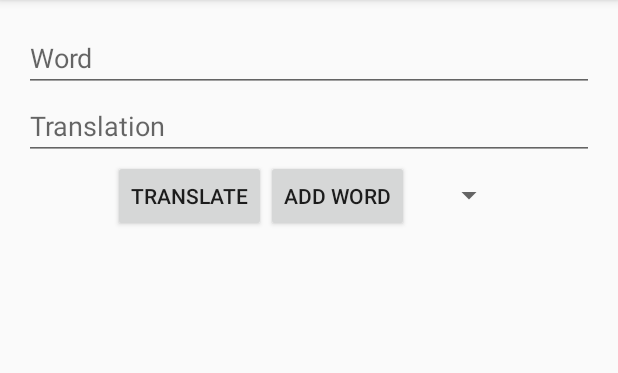
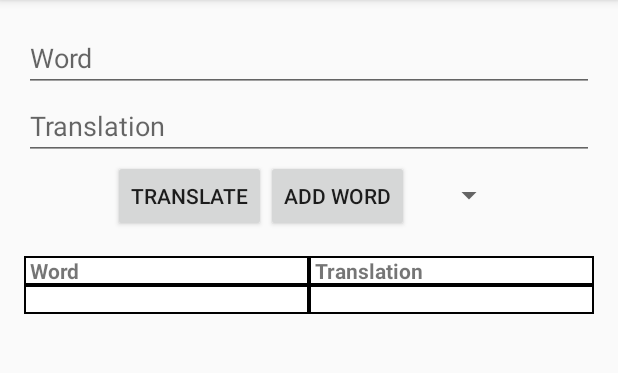
Before and after one commit to Karabyn/Vocabulary, an Android app: the MainActivity screen opened directly, with no data from a screen before it, on a phone screen of 412 x 824 dp, the part 84-457 px from its top. Run offline under Robolectric (Android 15) with nearby library versions, the phone set to English and light mode, and no system bars; 2 statements that could not run were skipped.

Commit message:
22/01/2017

```diff
--- a/app/src/main/java/com/detsyky/vocabulary/MainActivity.java
+++ b/app/src/main/java/com/detsyky/vocabulary/MainActivity.java
@@ -21,7 +21,7 @@ import com.detsyky.vocabulary.Translator.Translate;
 import java.util.ArrayList;
 import java.util.concurrent.ExecutionException;
 
-public class MainActivity extends AppCompatActivity {
+public class MainActivity extends AppCompatActivity{
 
     private DatabaseHelper dbHelper;
     SQLiteDatabase database;
@@ -44,7 +44,9 @@ public class MainActivity extends AppCompatActivity {
         super.onStart();
     }
 
-    protected void onResume() { super.onResume(); }
+    protected void onResume() { super.onResume();
+    first_table_display();
+    }
 
     protected void onDestroy() {
         super.onDestroy();
@@ -141,6 +143,48 @@ public class MainActivity extends AppCompatActivity {
             e.printStackTrace();
         }
         et2.setText(translation);
+    }
 
+    public void first_table_display()
+    {
+        ViewGroup.LayoutParams params;
+        TableLayout vocabulary_table = (TableLayout)findViewById(R.id.vocabulary_table);
+        vocabulary_table.setVisibility(View.VISIBLE);
+
+
+        String word = "";
+        String translation = "";
+        database = dbHelper.getWritableDatabase();
+        Cursor cursor = database.query(dbHelper.TABLE_NAME, null, null, null, null, null, null);
+        cursor.moveToFirst();
+        do
+        {
+            TableRow tableRow = new TableRow(this);
+            TextView wordTextView = new TextView(this);
+            TextView translationTextView = new TextView(this);
+            word = cursor.getString(1);
+            translation = cursor.getString(2);
+            TextView word_table_header = (TextView) findViewById(R.id.word_table_header);
+            params = word_table_header.getLayoutParams();
+            wordTextView.setLayoutParams(params);
+            wordTextView.setPaddingRelative(4, 0, 0, 0);
+            wordTextView.setBackgroundResource(R.drawable.cell_background);
+            wordTextView.setText(word);
+
+            TextView translation_table_header = (TextView) findViewById(R.id.translation_table_header);
+            params = translation_table_header.getLayoutParams();
+            translationTextView.setLayoutParams(params);
+            translationTextView.setPaddingRelative(4, 0, 0, 0);
+            translationTextView.setBackgroundResource(R.drawable.cell_background);
+            translationTextView.setText(translation);
+
+            tableRow.addView(wordTextView);
+            tableRow.addView(translationTextView);
+            vocabulary_table.addView(tableRow);
+
+        }
+        while (cursor.moveToNext());
+        database.close();
+        cursor.close();
     }
 }
```
